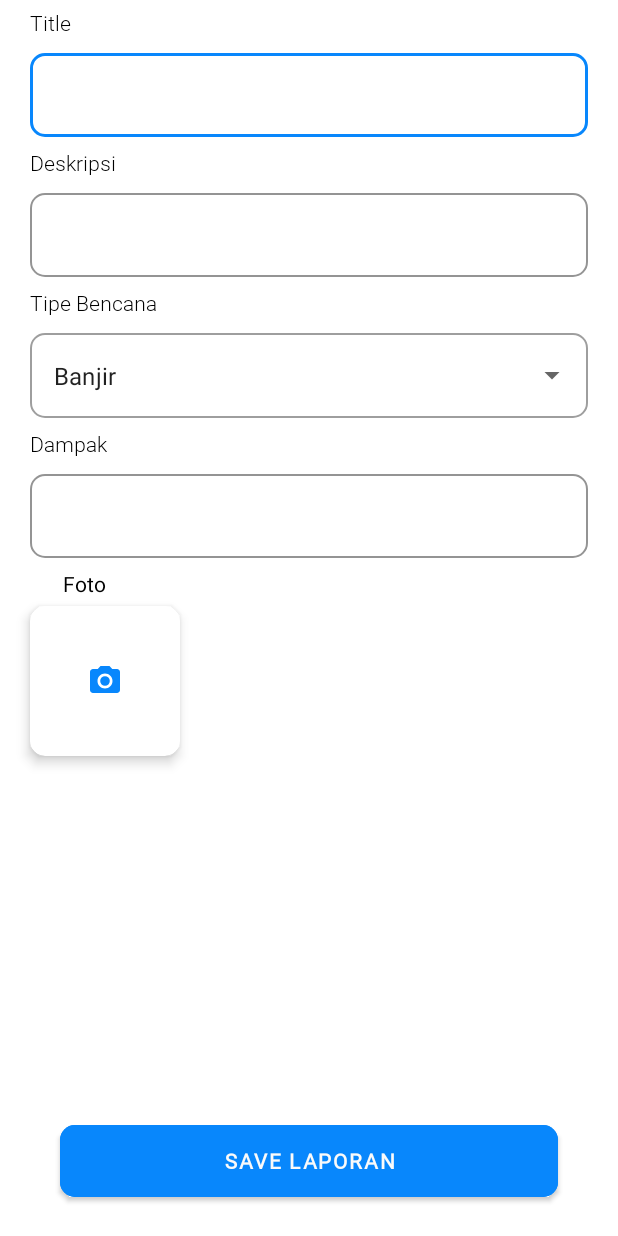
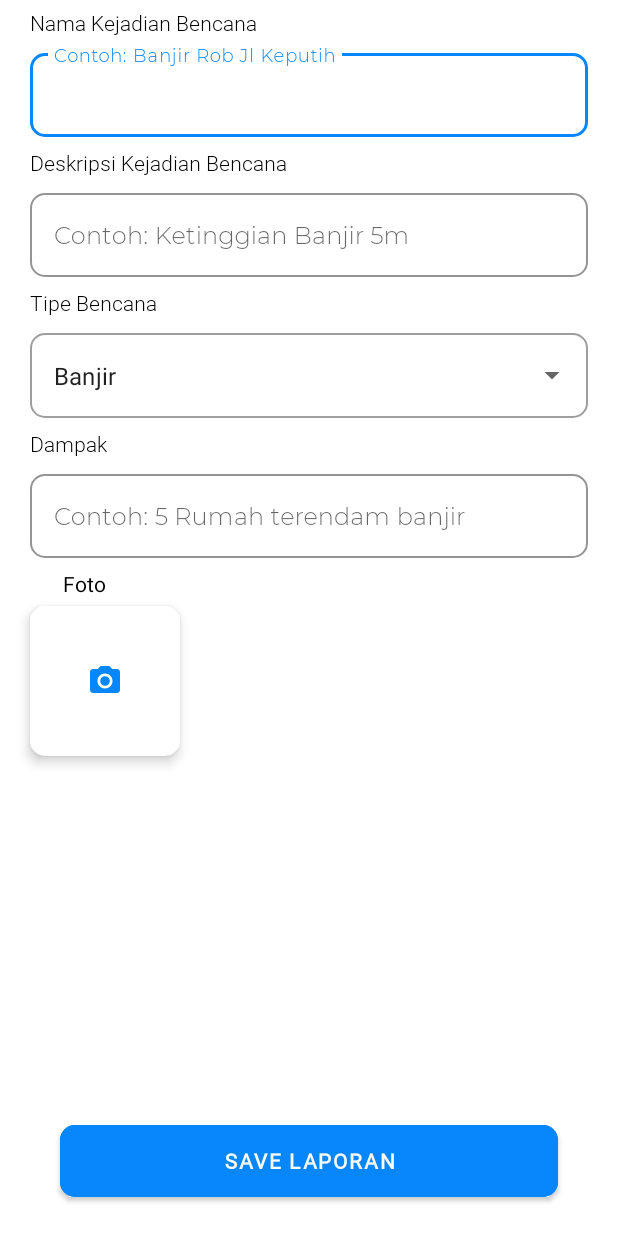
Before and after one commit to bismastr/mybencana, an Android app: the LaporActivity screen opened directly, with no data from a screen before it, on a phone screen of 412 x 824 dp. Run offline under Robolectric (Android 15) with nearby library versions, the phone set to English and light mode, and no system bars; our stand-ins replace Firebase (no records; nobody signed in at launch, a user with empty details on screens opened directly); Roboto replaces fonts that are not available here; 2 statements that could not run were skipped.

Commit message:
fixing UI for 720p screen

```diff
--- a/app/src/main/res/layout/activity_lapor.xml
+++ b/app/src/main/res/layout/activity_lapor.xml
@@ -13,7 +13,7 @@
         android:layout_marginStart="20dp"
         android:layout_marginTop="5dp"
         android:fontFamily="@font/roboto_light"
-        android:text="Title"
+        android:text="Nama Kejadian Bencana"
         android:textColor="@color/black" />
 
     <com.google.android.material.textfield.TextInputLayout
@@ -41,6 +41,7 @@
             android:fontFamily="@font/montserrat_light"
             android:inputType="textPersonName"
             android:maxLines="1"
+            android:hint="Contoh: Banjir Rob Jl Keputih"
             android:textColor="@color/black" />
 
     </com.google.android.material.textfield.TextInputLayout>
@@ -53,7 +54,7 @@
         android:layout_marginStart="20dp"
         android:layout_marginTop="7dp"
         android:fontFamily="@font/roboto_light"
-        android:text="Deskripsi"
+        android:text="Deskripsi Kejadian Bencana"
         android:textColor="@color/black" />
 
     <com.google.android.material.textfield.TextInputLayout
@@ -77,6 +78,7 @@
             android:id="@+id/et_deskripsi"
             android:layout_width="match_parent"
             android:layout_height="wrap_content"
+            android:hint="Contoh: Ketinggian Banjir 5m"
             android:layout_gravity="center_horizontal"
             android:fontFamily="@font/montserrat_light"
             android:inputType="text"
@@ -154,6 +156,7 @@
             android:layout_gravity="center_horizontal"
             android:fontFamily="@font/montserrat_light"
             android:inputType="text"
+            android:hint="Contoh: 5 Rumah terendam banjir"
             android:maxLines="1"
             android:textColor="@color/black" />
     </com.google.android.material.textfield.TextInputLayout>
--- a/app/src/main/res/layout/activity_login.xml
+++ b/app/src/main/res/layout/activity_login.xml
@@ -43,7 +43,7 @@
         android:layout_width="wrap_content"
         android:layout_height="wrap_content"
         android:layout_marginStart="20dp"
-        android:layout_marginTop="72dp"
+        android:layout_marginTop="20dp"
         android:fontFamily="@font/roboto"
         android:text="Login"
         android:textColor="@color/black"
```
